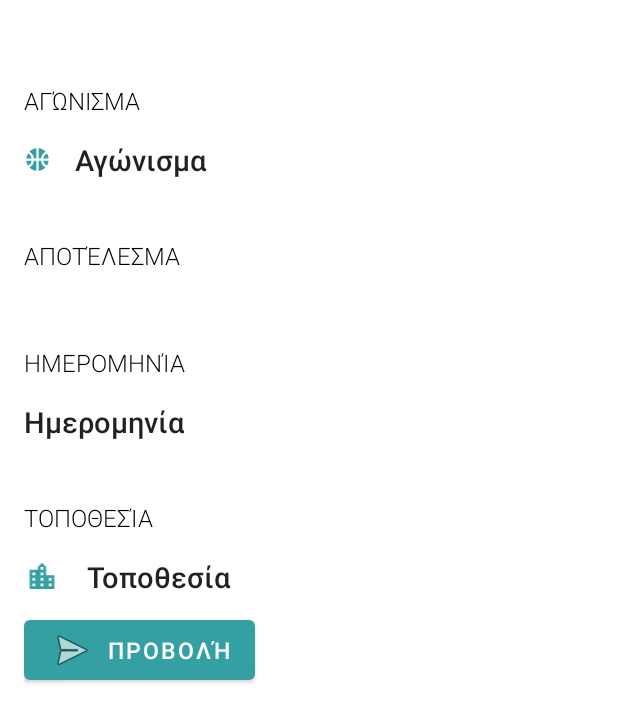
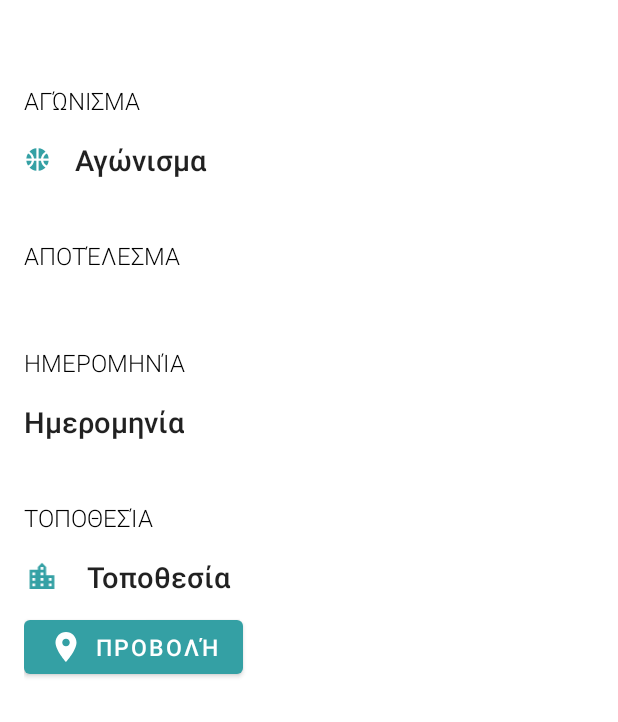
Before and after one commit to martinkaintas/MyCoolSportsApp, an Android app: the layout fragment_match_details.xml on its own in the app's theme, with its tools: preview values and no code run, on a phone screen of 412 x 824 dp. Shown: the top 722 px of the screen. Run offline under Robolectric (Android 15) with nearby library versions, the phone set to English and light mode, and no system bars.

Commit message:
add location icon

```diff
--- /dev/null
+++ b/app/src/main/res/drawable/ic_baseline_location_on_24.xml
@@ -0,0 +1,5 @@
+<vector android:height="24dp" android:tint="#FFFFFF"
+    android:viewportHeight="24" android:viewportWidth="24"
+    android:width="24dp" xmlns:android="http://schemas.android.com/apk/res/android">
+    <path android:fillColor="@android:color/white" android:pathData="M12,2C8.13,2 5,5.13 5,9c0,5.25 7,13 7,13s7,-7.75 7,-13c0,-3.87 -3.13,-7 -7,-7zM12,11.5c-1.38,0 -2.5,-1.12 -2.5,-2.5s1.12,-2.5 2.5,-2.5 2.5,1.12 2.5,2.5 -1.12,2.5 -2.5,2.5z"/>
+</vector>
--- a/app/src/main/res/layout/fragment_match_details.xml
+++ b/app/src/main/res/layout/fragment_match_details.xml
@@ -104,9 +104,9 @@
         android:layout_width="wrap_content"
         android:layout_height="wrap_content"
         android:layout_marginTop="10dp"
-        android:drawableLeft="@drawable/ic_menu_send"
+        android:drawableLeft="@drawable/ic_baseline_location_on_24"
         android:text="@string/matchDetails__show"
-        android:textSize="15dp"
+        android:textSize="15sp"
         app:layout_constraintStart_toStartOf="parent"
         app:layout_constraintTop_toBottomOf="@+id/tvMatchDetailsPlace" />
 
```
